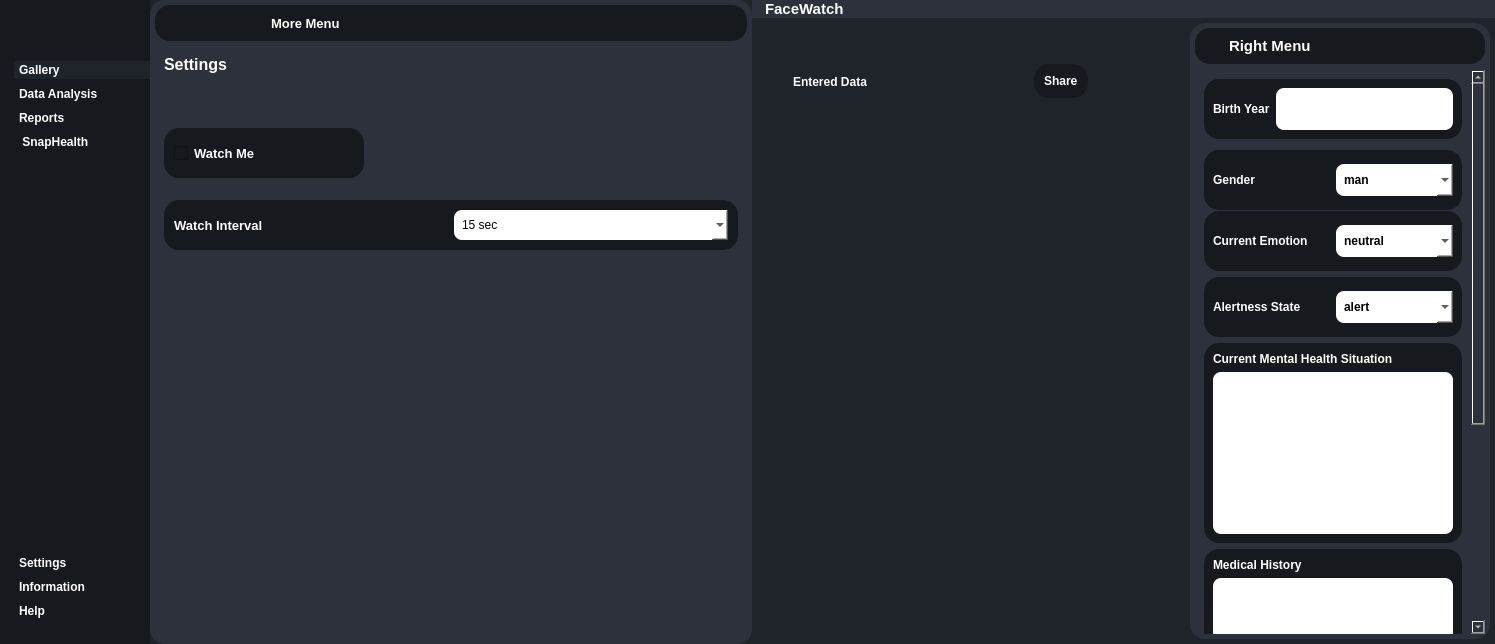
Above: GUI/interface.ui from noureisawy/facewatchdesktop before the change. Below: the same form after it.
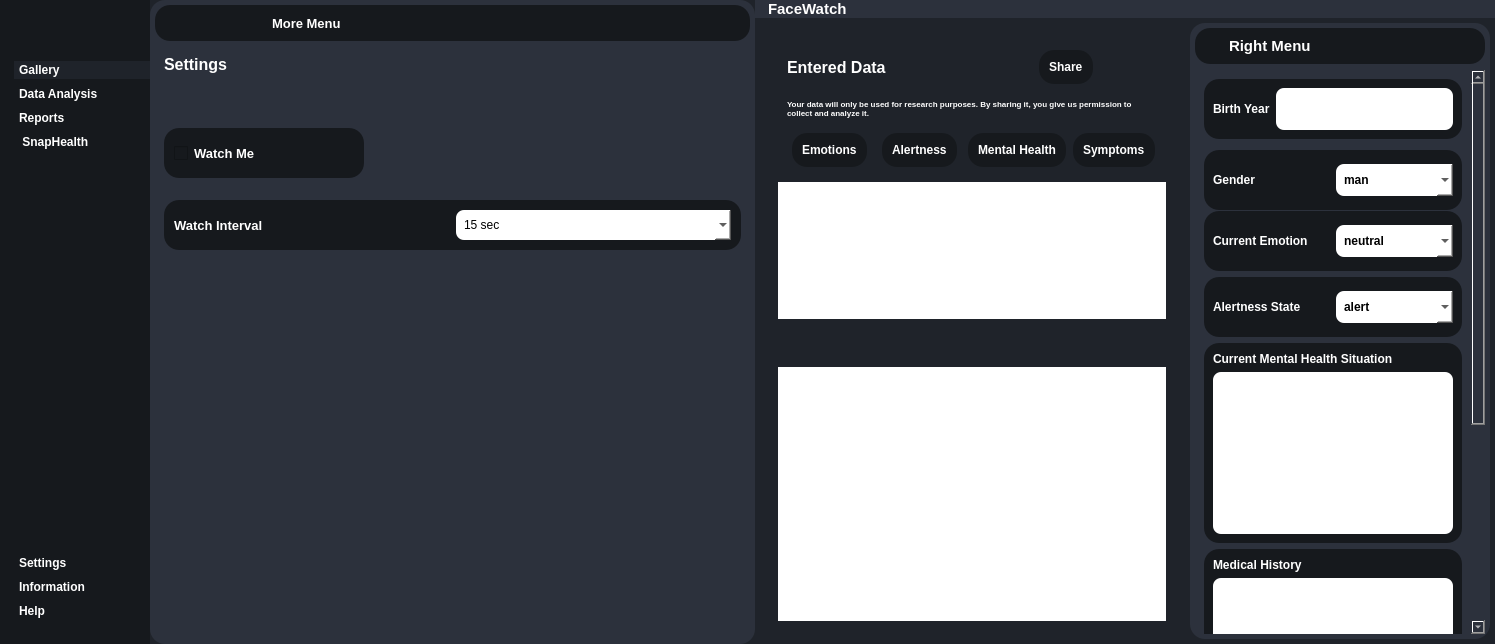
That is the form after the change. Icons and pictures are not drawn. Custom widgets are drawn as their Qt base class.

Commit message: finish ui for labeling data

What changed in the file:
```diff
--- a/GUI/interface.ui
+++ b/GUI/interface.ui
@@ -77,16 +77,20 @@
 background-color:#2c313c;
 }
 
-#neutralBtn, #surpriseBtn, #angryBtn, #sadBtn, #happyBtn, #fearBtn, #disgustBtn, #dataAnalysisSelection, #selectGalleryComp, #tiredBtn, #non_vigilantBtn, #alertBtn, #shareBtn{
+#neutralBtn, #surpriseBtn, #angryBtn, #sadBtn, #happyBtn, #fearBtn, #disgustBtn, #dataAnalysisSelection, #selectGalleryComp, #tiredBtn, #non_vigilantBtn, #alertBtn, #shareBtn, #emotionsBtn, #alertnessBtn, #mentalHealthBtn,#symptomsBtn{
 background-color:#16191d;
 border-radius:15px;
 padding: 10px;
 }
 
-#neutralBtn:hover, #surpriseBtn:hover, #angryBtn:hover, #sadBtn:hover, #happyBtn:hover, #fearBtn:hover, #disgustBtn:hover, #tiredBtn:hover, #non_vigilantBtn:hover, #alertBtn:hover, #shareBtn:hover{
+#neutralBtn:hover, #surpriseBtn:hover, #angryBtn:hover, #sadBtn:hover, #happyBtn:hover, #fearBtn:hover, #disgustBtn:hover, #tiredBtn:hover, #non_vigilantBtn:hover, #alertBtn:hover, #shareBtn:hover, #emotionsBtn:hover, #alertnessBtn:hover, #mentalHealthBtn:hover,#symptomsBtn:hover{
 background-color:#2c313c;
 }
 
+#labelingDataContainer, #labelingImageContainer{
+background-color: white;
+}
+
 
 </string>
   </property>
@@ -1627,6 +1631,18 @@
           <item>
            <widget class="QWidget" name="mainContainer" native="true">
             <layout class="QHBoxLayout" name="horizontalLayout_14">
+             <property name="leftMargin">
+              <number>0</number>
+             </property>
+             <property name="topMargin">
+              <number>0</number>
+             </property>
+             <property name="rightMargin">
+              <number>0</number>
+             </property>
+             <property name="bottomMargin">
+              <number>0</number>
+             </property>
              <item>
               <widget class="QCustomStackedWidget" name="centerMenuPages">
                <property name="currentIndex">
@@ -2233,8 +2249,26 @@
                <widget class="QWidget" name="page_7">
                 <layout class="QVBoxLayout" name="verticalLayout_25">
                  <item>
-                  <widget class="QWidget" name="lowerLableing" native="true">
+                  <widget class="QWidget" name="upperLableing" native="true">
+                   <property name="sizePolicy">
+                    <sizepolicy hsizetype="Preferred" vsizetype="Expanding">
+                     <horstretch>0</horstretch>
+                     <verstretch>0</verstretch>
+                    </sizepolicy>
+                   </property>
                    <layout class="QVBoxLayout" name="verticalLayout_26">
+                    <property name="leftMargin">
+                     <number>9</number>
+                    </property>
+                    <property name="topMargin">
+                     <number>9</number>
+                    </property>
+                    <property name="rightMargin">
+                     <number>9</number>
+                    </property>
+                    <property name="bottomMargin">
+                     <number>9</number>
+                    </property>
                     <item>
                      <widget class="QFrame" name="frame_22">
                       <property name="frameShape">
@@ -2244,10 +2278,17 @@
                        <enum>QFrame::Raised</enum>
                       </property>
                       <layout class="QHBoxLayout" name="horizontalLayout_29">
+                       <property name="topMargin">
+                        <number>9</number>
+                       </property>
+                       <property name="bottomMargin">
+                        <number>9</number>
+                       </property>
                        <item alignment="Qt::AlignLeft">
                         <widget class="QLabel" name="label_31">
                          <property name="font">
                           <font>
+                           <pointsize>12</pointsize>
                            <weight>75</weight>
                            <bold>true</bold>
                           </font>
@@ -2286,6 +2327,41 @@
                       </layout>
                      </widget>
                     </item>
+                    <item>
+                     <widget class="QFrame" name="frame_14">
+                      <property name="frameShape">
+                       <enum>QFrame::StyledPanel</enum>
+                      </property>
+                      <property name="frameShadow">
+                       <enum>QFrame::Raised</enum>
+                      </property>
+                      <layout class="QHBoxLayout" name="horizontalLayout_31">
+                       <property name="topMargin">
+                        <number>0</number>
+                       </property>
+                       <property name="bottomMargin">
+                        <number>0</number>
+                       </property>
+                       <item>
+                        <widget class="QLabel" name="label_32">
+                         <property name="font">
+                          <font>
+                           <pointsize>6</pointsize>
+                           <weight>75</weight>
+                           <bold>true</bold>
+                          </font>
+                         </property>
+                         <property name="text">
+                          <string>Your data will only be used for research purposes. By sharing it, you give us permission to collect and analyze it.</string>
+                         </property>
+                         <property name="wordWrap">
+                          <bool>true</bool>
+                         </property>
+                        </widget>
+                       </item>
+                      </layout>
+                     </widget>
+                    </item>
                     <item>
                      <widget class="QFrame" name="frame_24">
                       <property name="frameShape">
@@ -2294,6 +2370,60 @@
                       <property name="frameShadow">
                        <enum>QFrame::Raised</enum>
                       </property>
+                      <layout class="QHBoxLayout" name="horizontalLayout_30">
+                       <item alignment="Qt::AlignHCenter">
+                        <widget class="QPushButton" name="emotionsBtn">
+                         <property name="font">
+                          <font>
+                           <weight>75</weight>
+                           <bold>true</bold>
+                          </font>
+                         </property>
+                         <property name="text">
+                          <string>Emotions</string>
+                         </property>
+                        </widget>
+                       </item>
+                       <item alignment="Qt::AlignHCenter">
+                        <widget class="QPushButton" name="alertnessBtn">
+                         <property name="font">
+                          <font>
+                           <weight>75</weight>
+                           <bold>true</bold>
+                          </font>
+                         </property>
+                         <property name="text">
+                          <string>Alertness</string>
+                         </property>
+                        </widget>
+                       </item>
+                       <item alignment="Qt::AlignHCenter">
+                        <widget class="QPushButton" name="mentalHealthBtn">
+                         <property name="font">
+                          <font>
+                           <weight>75</weight>
+                           <bold>true</bold>
+                          </font>
+                         </property>
+                         <property name="text">
+                          <string>Mental Health</string>
+                         </property>
+                        </widget>
+                       </item>
+                       <item alignment="Qt::AlignHCenter">
+                        <widget class="QPushButton" name="symptomsBtn">
+                         <property name="font">
+                          <font>
+                           <weight>75</weight>
+                           <bold>true</bold>
+                          </font>
+                         </property>
+                         <property name="text">
+                          <string>Symptoms</string>
+                         </property>
+                        </widget>
+                       </item>
+                      </layout>
                      </widget>
                     </item>
                     <item>
@@ -2304,23 +2434,105 @@
                       <property name="frameShadow">
                        <enum>QFrame::Raised</enum>
                       </property>
-                     </widget>
-                    </item>
-                    <item>
-                     <widget class="QFrame" name="frame_14">
-                      <property name="frameShape">
-                       <enum>QFrame::StyledPanel</enum>
-                      </property>
-                      <property name="frameShadow">
-                       <enum>QFrame::Raised</enum>
-                      </property>
+                      <layout class="QHBoxLayout" name="horizontalLayout_32">
+                       <property name="leftMargin">
+                        <number>0</number>
+                       </property>
+                       <property name="topMargin">
+                        <number>0</number>
+                       </property>
+                       <property name="rightMargin">
+                        <number>0</number>
+                       </property>
+                       <property name="bottomMargin">
+                        <number>0</number>
+                       </property>
+                       <item>
+                        <widget class="QScrollArea" name="scrollArea_3">
+                         <property name="widgetResizable">
+                          <bool>true</bool>
+                         </property>
+                         <widget class="QWidget" name="labelingDataContainer">
+                          <property name="geometry">
+                           <rect>
+                            <x>0</x>
+                            <y>0</y>
+                            <width>469</width>
+                            <height>108</height>
+                           </rect>
+                          </property>
+                         </widget>
+                        </widget>
+                       </item>
+                      </layout>
                      </widget>
                     </item>
                    </layout>
                   </widget>
                  </item>
                  <item>
-                  <widget class="QWidget" name="upperLabeling" native="true"/>
+                  <widget class="QCustomSlideMenu" name="lowerLabeling" native="true">
+                   <property name="minimumSize">
+                    <size>
+                     <width>0</width>
+                     <height>0</height>
+                    </size>
+                   </property>
+                   <property name="maximumSize">
+                    <size>
+                     <width>16777215</width>
+                     <height>300</height>
+                    </size>
+                   </property>
+                   <layout class="QVBoxLayout" name="verticalLayout_27">
+                    <property name="leftMargin">
+                     <number>9</number>
+                    </property>
+                    <property name="topMargin">
+                     <number>9</number>
+                    </property>
+                    <property name="rightMargin">
+                     <number>9</number>
+                    </property>
+                    <property name="bottomMargin">
+                     <number>9</number>
+                    </property>
+                    <item alignment="Qt::AlignRight">
+                     <widget class="QPushButton" name="closeImageLabelingContainer">
+                      <property name="text">
+                       <string/>
+                      </property>
+                      <property name="icon">
+                       <iconset resource="resources.qrc">
+                        <normaloff>:/icons/public/icons/x-circle.svg</normaloff>:/icons/public/icons/x-circle.svg</iconset>
+                      </property>
+                      <property name="iconSize">
+                       <size>
+                        <width>24</width>
+                        <height>24</height>
+                       </size>
+                      </property>
+                     </widget>
+                    </item>
+                    <item>
+                     <widget class="QScrollArea" name="scrollArea_2">
+                      <property name="widgetResizable">
+                       <bool>true</bool>
+                      </property>
+                      <widget class="QWidget" name="labelingImageContainer">
+                       <property name="geometry">
+                        <rect>
+                         <x>0</x>
+                         <y>0</y>
+                         <width>469</width>
+                         <height>228</height>
+                        </rect>
+                       </property>
+                      </widget>
+                     </widget>
+                    </item>
+                   </layout>
+                  </widget>
                  </item>
                 </layout>
                </widget>
@@ -2495,7 +2707,7 @@
                       <property name="geometry">
                        <rect>
                         <x>0</x>
-                        <y>0</y>
+                        <y>-367</y>
                         <width>269</width>
                         <height>894</height>
                        </rect>
```
The commit also changes 7 other files.
